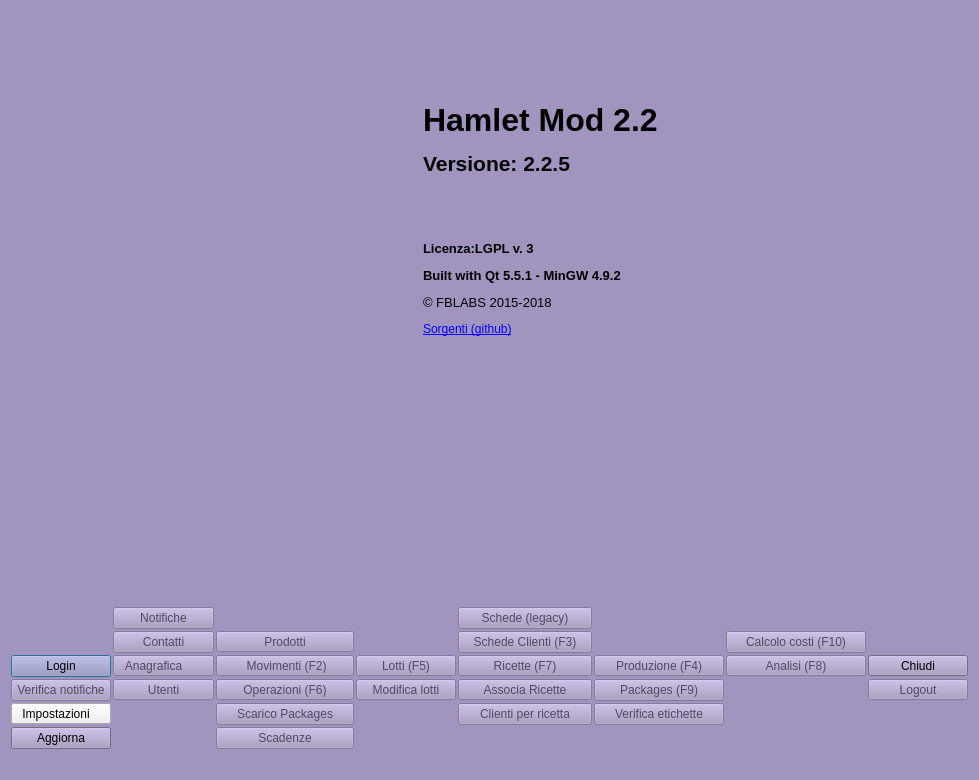
The window that mainwindow.ui (fblabs/hamlet-mod-sancon) describes before a commit, drawn with Qt 5.
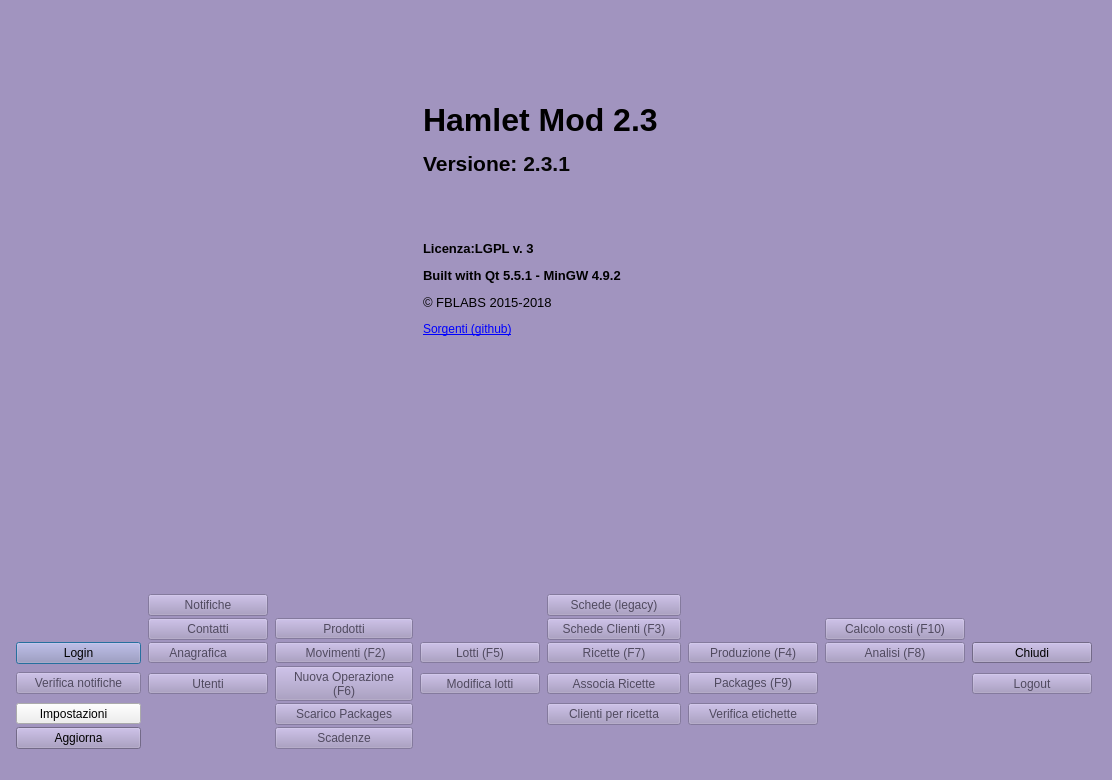
The same window after the commit. Icons and pictures are not drawn.

```diff
--- a/mainwindow.ui
+++ b/mainwindow.ui
@@ -9,7 +9,7 @@
    <rect>
     <x>0</x>
     <y>0</y>
-    <width>979</width>
+    <width>1112</width>
     <height>780</height>
    </rect>
   </property>
@@ -539,7 +539,7 @@
       <item>
        <widget class="QLabel" name="label_2">
         <property name="text">
-         <string>&lt;html&gt;&lt;head/&gt;&lt;body&gt;&lt;p&gt;&lt;span style=&quot; font-size:24pt; font-weight:600;&quot;&gt;Hamlet Mod 2.2&lt;/span&gt;&lt;/p&gt;&lt;p&gt;&lt;span style=&quot; font-size:16pt; font-weight:600;&quot;&gt;Versione: &lt;/span&gt;&lt;span style=&quot; font-size:16pt; font-weight:600; color:#060606;&quot;&gt;2.2.5&lt;/span&gt;&lt;br/&gt;&lt;/p&gt;&lt;p&gt;&lt;br/&gt;&lt;/p&gt;&lt;p&gt;&lt;span style=&quot; font-size:10pt; font-weight:600;&quot;&gt;Licenza:LGPL v. 3&lt;/span&gt;&lt;/p&gt;&lt;p&gt;&lt;span style=&quot; font-size:10pt; font-weight:600;&quot;&gt;Built with Qt 5.5.1 - MinGW 4.9.2&lt;/span&gt;&lt;/p&gt;&lt;p&gt;&lt;span style=&quot; font-size:10pt;&quot;&gt;© FBLABS 2015-2018&lt;/span&gt;&lt;/p&gt;&lt;p&gt;&lt;a href=&quot;https://www.github.com/fblabs/hamlet-mod-sancon&quot;&gt;&lt;span style=&quot; text-decoration: underline; color:#0000ff;&quot;&gt;Sorgenti (github)&lt;/span&gt;&lt;/a&gt;&lt;/p&gt;&lt;/body&gt;&lt;/html&gt;</string>
+         <string>&lt;html&gt;&lt;head/&gt;&lt;body&gt;&lt;p&gt;&lt;span style=&quot; font-size:24pt; font-weight:600;&quot;&gt;Hamlet Mod 2.3&lt;/span&gt;&lt;/p&gt;&lt;p&gt;&lt;span style=&quot; font-size:16pt; font-weight:600;&quot;&gt;Versione: &lt;/span&gt;&lt;span style=&quot; font-size:16pt; font-weight:600; color:#060606;&quot;&gt;2.3.1&lt;/span&gt;&lt;br/&gt;&lt;/p&gt;&lt;p&gt;&lt;br/&gt;&lt;/p&gt;&lt;p&gt;&lt;span style=&quot; font-size:10pt; font-weight:600;&quot;&gt;Licenza:LGPL v. 3&lt;/span&gt;&lt;/p&gt;&lt;p&gt;&lt;span style=&quot; font-size:10pt; font-weight:600;&quot;&gt;Built with Qt 5.5.1 - MinGW 4.9.2&lt;/span&gt;&lt;/p&gt;&lt;p&gt;&lt;span style=&quot; font-size:10pt;&quot;&gt;© FBLABS 2015-2018&lt;/span&gt;&lt;/p&gt;&lt;p&gt;&lt;a href=&quot;https://www.github.com/fblabs/hamlet-mod-sancon&quot;&gt;&lt;span style=&quot; text-decoration: underline; color:#0000ff;&quot;&gt;Sorgenti (github)&lt;/span&gt;&lt;/a&gt;&lt;/p&gt;&lt;/body&gt;&lt;/html&gt;</string>
         </property>
         <property name="scaledContents">
          <bool>false</bool>
@@ -1023,7 +1023,8 @@
            </size>
           </property>
           <property name="text">
-           <string>Operazioni (F6)</string>
+           <string>Nuova Operazione 
+(F6)</string>
           </property>
           <property name="icon">
            <iconset resource="icons.qrc">
@@ -1260,7 +1261,7 @@
           </property>
           <property name="maximumSize">
            <size>
-            <width>120</width>
+            <width>125</width>
             <height>16777215</height>
            </size>
           </property>
```
